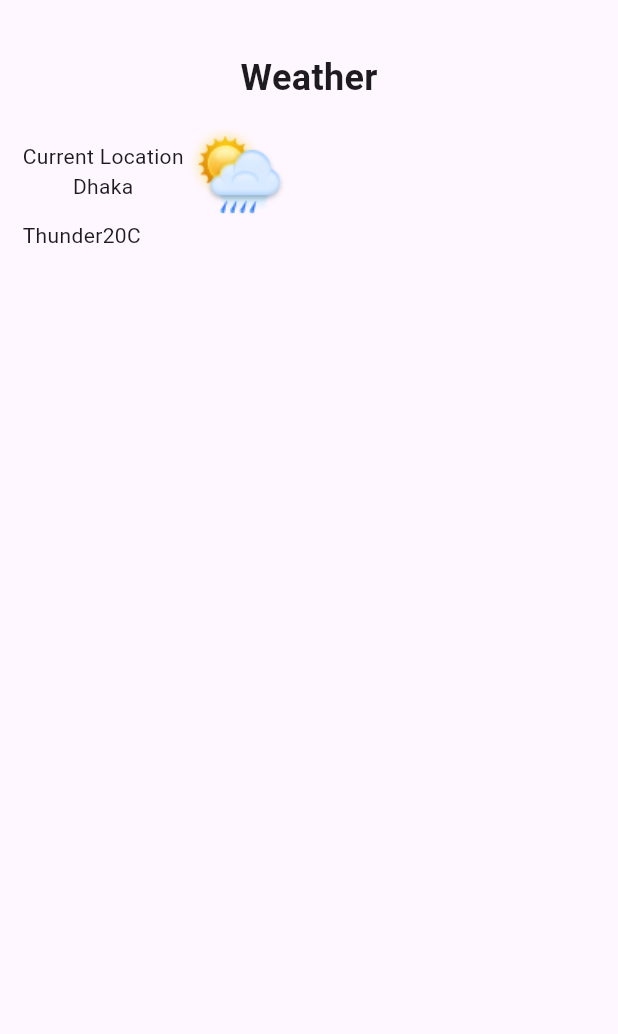
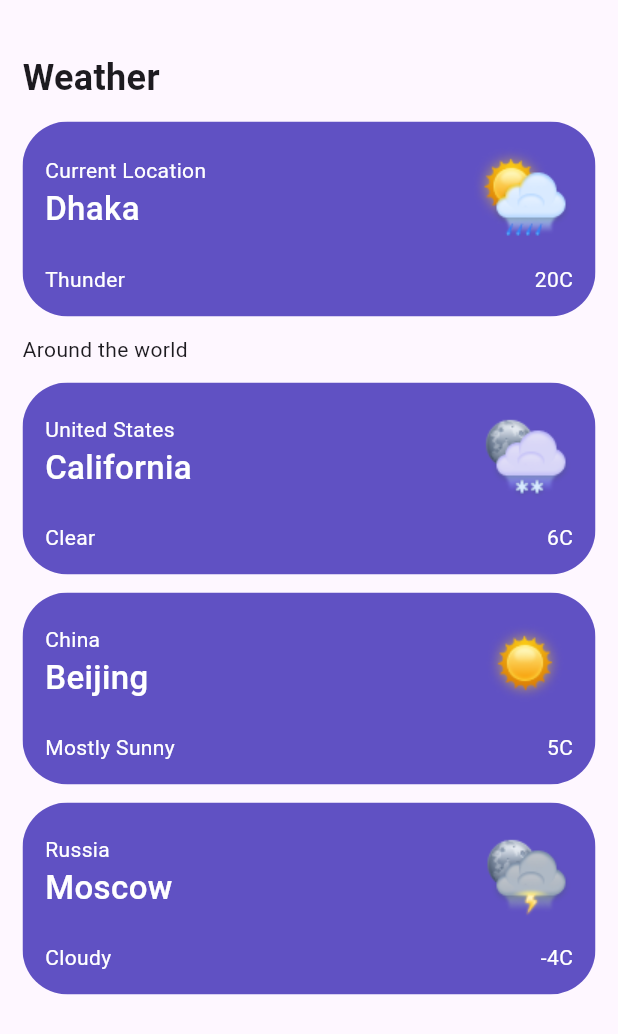
Before and after one commit to rhickwel-valdez/appdev-prelim-exam, a Flutter app: the screen it shows after launch, on a phone screen of 412 x 824 dp. Shown: the top 1034 px of the screen. Run offline on Flutter 3.47's test engine with Material 3 defaults, Android fonts, the phone set to English and light mode, and no system bars.

Commit message:
finished initial design

```diff
--- a/lib/main.dart
+++ b/lib/main.dart
@@ -20,6 +20,7 @@ class MyApp extends StatelessWidget {
         body: Container(
           padding: EdgeInsets.only(top: 35, right: 15, bottom: 35, left: 15),
           child: Column(
+            crossAxisAlignment: CrossAxisAlignment.start,
             children: [
               Text(
                 'Weather',
@@ -27,7 +28,24 @@ class MyApp extends StatelessWidget {
                 textAlign: TextAlign.start,
               ),
               SizedBox(height: 12),
-              Card(weatherData: locations.first) // change
+              WeatherCard(weatherData: locations.first),
+              SizedBox(height: 12),
+              Text(
+                'Around the world',
+                style: TextStyle(fontSize: 14),
+              ),
+              SizedBox(height: 12),
+              for (var location in locations)
+                if (!location.isSelected)
+                  Padding(
+                    padding: const EdgeInsets.only(bottom: 12),
+                    child: GestureDetector(
+                      onTap: () {
+                        // Handle tap and set the tapped location as selected
+                      },
+                      child: WeatherCard(weatherData: location),
+                    ),
+                  ),
             ],
           ),
         ),
@@ -37,16 +55,16 @@ class MyApp extends StatelessWidget {
 }
 
 // ignore: must_be_immutable
-class Card extends StatefulWidget {
-  Card({super.key, this.weatherData});
+class WeatherCard extends StatefulWidget {
+  WeatherCard({super.key, this.weatherData});
 
   WeatherData? weatherData;
 
   @override
-  State<Card> createState() => _CardState();
+  State<WeatherCard> createState() => _WeatherCardState();
 }
 
-class _CardState extends State<Card> {
+class _WeatherCardState extends State<WeatherCard> {
   String getImage(String weather) {
     late String imgPath;
 
@@ -68,46 +86,71 @@ class _CardState extends State<Card> {
     return imgPath;
   }
 
+  Text displayText(String text, double fs, FontWeight fw, TextAlign alignText) {
+    return Text(
+      text,
+      style: TextStyle(fontSize: fs, fontWeight: fw, color: Color(0xFFFFFFFF)),
+      textAlign: alignText,
+    );
+  }
+
   @override
   Widget build(BuildContext context) {
-    return Container(
+    return ClipRRect(
+      borderRadius: BorderRadius.circular(30),
+      child: Container(
+        padding: EdgeInsets.all(15),
+        color: Color(0xFF6051c3),
         child: Column(
           children: [
             Row(
+              mainAxisAlignment: MainAxisAlignment.spaceBetween,
+              crossAxisAlignment: CrossAxisAlignment.center,
               children: [
                 Column(
+                  crossAxisAlignment: CrossAxisAlignment.start,
                   children: [
-                  Text(widget.weatherData!._country),
-                  Text(widget.weatherData!._city),
+                    displayText(widget.weatherData!.country, 14,
+                        FontWeight.normal, TextAlign.start),
+                    displayText(widget.weatherData!.city, 22, FontWeight.w500,
+                        TextAlign.start),
                   ],
                 ),
                 Image.asset(getImage(widget.weatherData!._weather))
               ],
             ),
+            SizedBox(height: 14),
             Row(
+              mainAxisAlignment: MainAxisAlignment.spaceBetween,
+              crossAxisAlignment: CrossAxisAlignment.center,
               children: [
-                Text(widget.weatherData!.weather),
-                Text('${widget.weatherData!.temperature}C')
+                Text(
+                  widget.weatherData!.weather,
+                  style: TextStyle(color: Color(0xFFFFFFFF)),
+                ),
+                Text(
+                  '${widget.weatherData!.temperature}C',
+                  style: TextStyle(color: Color(0xFFFFFFFF)),
+                )
               ],
             )
           ],
+        ),
       ),
     );
   }
 }
 
 class WeatherData {
-  late final int _locationId;
-  late final String _country;
-  late final String _city;
-  late final String _weather;
-  late final int _temperature;
-  late final bool _isSelected;
+  final int _locationId;
+  final String _country;
+  final String _city;
+  final String _weather;
+  final int _temperature;
+  final bool _isSelected;
 
   WeatherData(this._locationId, this._country, this._city, this._weather,
       this._temperature, this._isSelected);
-
-  // getters
 
   int get locationId => _locationId;
   String get country => _country;
```
Lines whose indentation alone changed are shown as unchanged.
